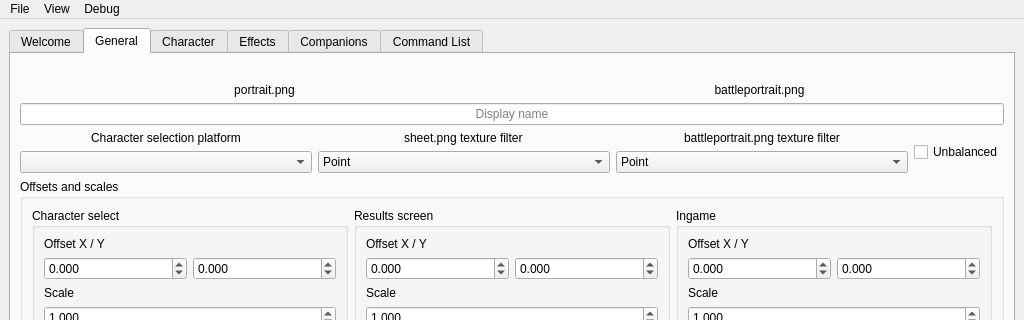
headshot2017/smbzg-charloader, file gui-tool/ui/form.ui: the form before one commit; both pictures show x 0 to 1024 and y 0 to 320 of the 1024 by 934 pixel window.
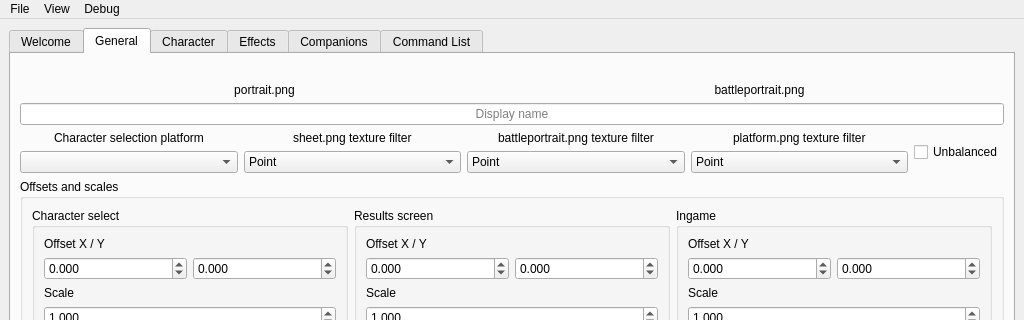
The form after the commit. The open tabs and pages were chosen to show the change. Icons and pictures are not drawn. Custom widgets are drawn as their Qt base class.

Patch:
```diff
--- a/gui-tool/ui/form.ui
+++ b/gui-tool/ui/form.ui
@@ -295,6 +295,36 @@
               </item>
              </layout>
             </item>
+            <item>
+             <layout class="QVBoxLayout" name="verticalLayout_16">
+              <item alignment="Qt::AlignHCenter">
+               <widget class="QLabel" name="label_15">
+                <property name="text">
+                 <string>platform.png texture filter</string>
+                </property>
+               </widget>
+              </item>
+              <item>
+               <widget class="QComboBox" name="combobox_platformFilter">
+                <item>
+                 <property name="text">
+                  <string>Point</string>
+                 </property>
+                </item>
+                <item>
+                 <property name="text">
+                  <string>Bilinear</string>
+                 </property>
+                </item>
+                <item>
+                 <property name="text">
+                  <string>Trilinear</string>
+                 </property>
+                </item>
+               </widget>
+              </item>
+             </layout>
+            </item>
             <item>
              <widget class="QCheckBox" name="checkbox_unbalanced">
               <property name="sizePolicy">
```
Left out of the diff: 16 changed lines with no effect on the pictures.
